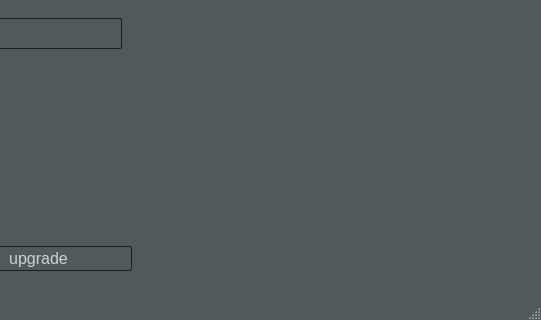
Before: the Qt Designer form mainwindow.ui in DrDeLaBill/logger, drawn with Qt 5; both pictures show x 259 to 800 and y 182 to 502 of the 800 by 502 pixel window.
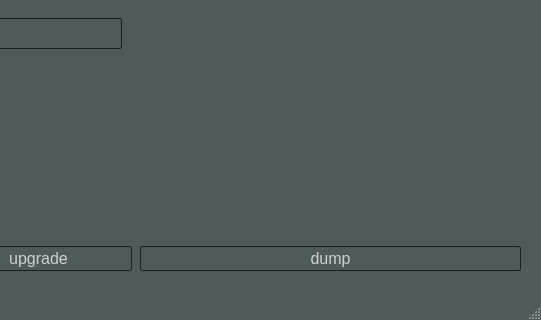
After: the same form once the commit is applied.

Patch:
```diff
--- a/mainwindow.ui
+++ b/mainwindow.ui
@@ -520,6 +520,25 @@
          </layout>
         </widget>
        </widget>
+       <widget class="QWidget" name="horizontalLayoutWidget_4">
+        <property name="geometry">
+         <rect>
+          <x>0</x>
+          <y>410</y>
+          <width>381</width>
+          <height>41</height>
+         </rect>
+        </property>
+        <layout class="QHBoxLayout" name="horizontalLayout_4">
+         <item>
+          <widget class="QPushButton" name="dumpBtn">
+           <property name="text">
+            <string>dump</string>
+           </property>
+          </widget>
+         </item>
+        </layout>
+       </widget>
       </widget>
      </item>
     </layout>
```
